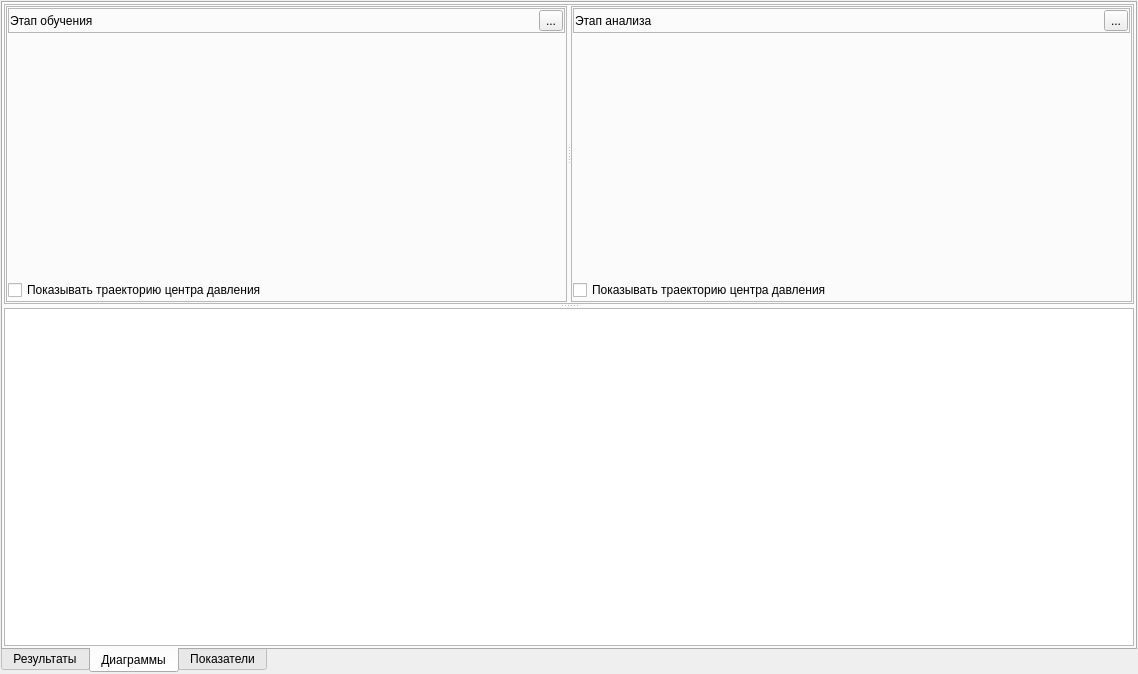
grigp/a-analyser, file metodics/dynamic_tests/triangle/trianglevisualize.ui: the form before one commit.
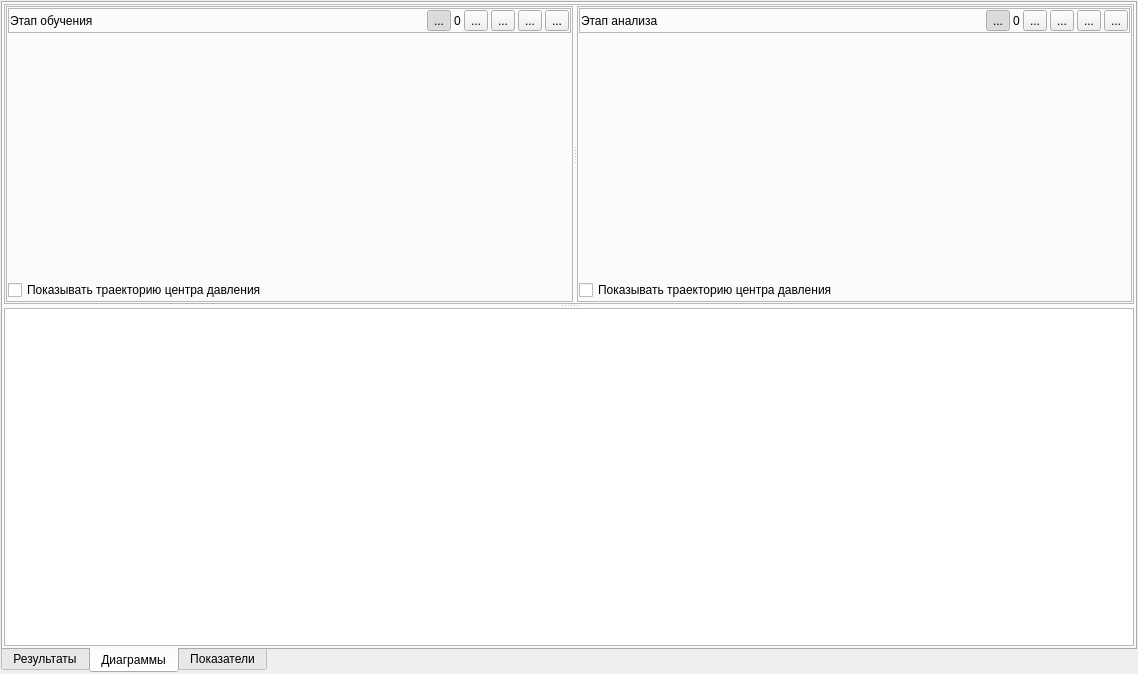
The form after the commit. Icons and pictures are not drawn. Custom widgets are drawn as their Qt base class.

Commit message: Добавлены кнопки управления треугольниками

```diff
--- a/metodics/dynamic_tests/triangle/trianglevisualize.ui
+++ b/metodics/dynamic_tests/triangle/trianglevisualize.ui
@@ -178,6 +178,67 @@
                    <widget class="QToolButton" name="toolButton">
                     <property name="text">
                      <string>...</string>
+                    </property>
+                    <property name="icon">
+                     <iconset resource="../../../kernel.qrc">
+                      <normaloff>:/images/Animate/Volume.png</normaloff>:/images/Animate/Volume.png</iconset>
+                    </property>
+                    <property name="checkable">
+                     <bool>true</bool>
+                    </property>
+                    <property name="checked">
+                     <bool>true</bool>
+                    </property>
+                   </widget>
+                  </item>
+                  <item>
+                   <widget class="QLabel" name="lblTrnglNumTraining">
+                    <property name="text">
+                     <string>0</string>
+                    </property>
+                   </widget>
+                  </item>
+                  <item>
+                   <widget class="QToolButton" name="tbPrevTraining">
+                    <property name="text">
+                     <string>...</string>
+                    </property>
+                    <property name="icon">
+                     <iconset resource="../../../kernel.qrc">
+                      <normaloff>:/images/Animate/Prev.png</normaloff>:/images/Animate/Prev.png</iconset>
+                    </property>
+                   </widget>
+                  </item>
+                  <item>
+                   <widget class="QToolButton" name="tbNextTraining">
+                    <property name="text">
+                     <string>...</string>
+                    </property>
+                    <property name="icon">
+                     <iconset resource="../../../kernel.qrc">
+                      <normaloff>:/images/Animate/Next.png</normaloff>:/images/Animate/Next.png</iconset>
+                    </property>
+                   </widget>
+                  </item>
+                  <item>
+                   <widget class="QToolButton" name="tbPlusTraining">
+                    <property name="text">
+                     <string>...</string>
+                    </property>
+                    <property name="icon">
+                     <iconset resource="../../../kernel.qrc">
+                      <normaloff>:/images/Animate/Plus.png</normaloff>:/images/Animate/Plus.png</iconset>
+                    </property>
+                   </widget>
+                  </item>
+                  <item>
+                   <widget class="QToolButton" name="tbMinusTraining">
+                    <property name="text">
+                     <string>...</string>
+                    </property>
+                    <property name="icon">
+                     <iconset resource="../../../kernel.qrc">
+                      <normaloff>:/images/Animate/Minus.png</normaloff>:/images/Animate/Minus.png</iconset>
                     </property>
                    </widget>
                   </item>
@@ -270,6 +331,67 @@
                    <widget class="QToolButton" name="toolButton_2">
                     <property name="text">
                      <string>...</string>
+                    </property>
+                    <property name="icon">
+                     <iconset resource="../../../kernel.qrc">
+                      <normaloff>:/images/Animate/Volume.png</normaloff>:/images/Animate/Volume.png</iconset>
+                    </property>
+                    <property name="checkable">
+                     <bool>true</bool>
+                    </property>
+                    <property name="checked">
+                     <bool>true</bool>
+                    </property>
+                   </widget>
+                  </item>
+                  <item>
+                   <widget class="QLabel" name="lblTrnglNumAnalysis">
+                    <property name="text">
+                     <string>0</string>
+                    </property>
+                   </widget>
+                  </item>
+                  <item>
+                   <widget class="QToolButton" name="tbPrevAnalysis">
+                    <property name="text">
+                     <string>...</string>
+                    </property>
+                    <property name="icon">
+                     <iconset resource="../../../kernel.qrc">
+                      <normaloff>:/images/Animate/Prev.png</normaloff>:/images/Animate/Prev.png</iconset>
+                    </property>
+                   </widget>
+                  </item>
+                  <item>
+                   <widget class="QToolButton" name="tbNextAnalysis">
+                    <property name="text">
+                     <string>...</string>
+                    </property>
+                    <property name="icon">
+                     <iconset resource="../../../kernel.qrc">
+                      <normaloff>:/images/Animate/Next.png</normaloff>:/images/Animate/Next.png</iconset>
+                    </property>
+                   </widget>
+                  </item>
+                  <item>
+                   <widget class="QToolButton" name="tbPlusAnalysis">
+                    <property name="text">
+                     <string>...</string>
+                    </property>
+                    <property name="icon">
+                     <iconset resource="../../../kernel.qrc">
+                      <normaloff>:/images/Animate/Plus.png</normaloff>:/images/Animate/Plus.png</iconset>
+                    </property>
+                   </widget>
+                  </item>
+                  <item>
+                   <widget class="QToolButton" name="tbMinusAnalysis">
+                    <property name="text">
+                     <string>...</string>
+                    </property>
+                    <property name="icon">
+                     <iconset resource="../../../kernel.qrc">
+                      <normaloff>:/images/Animate/Minus.png</normaloff>:/images/Animate/Minus.png</iconset>
                     </property>
                    </widget>
                   </item>
```
Left out of the diff: 8 changed lines with no effect on the pictures.
